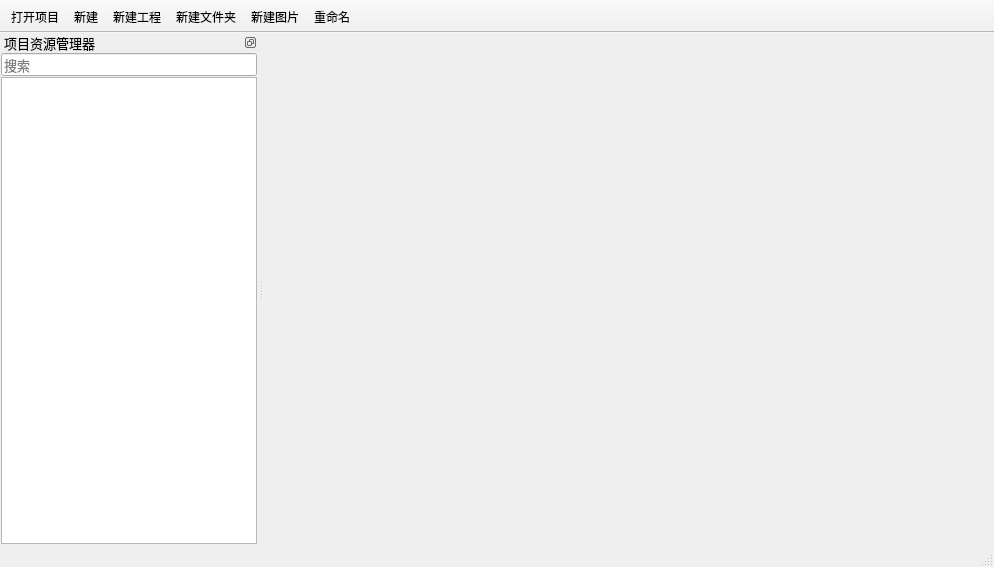
First picture: the form in BmpManager/mainwindow.ui, repository luckyPtr/BitmapStudio, before the edit.
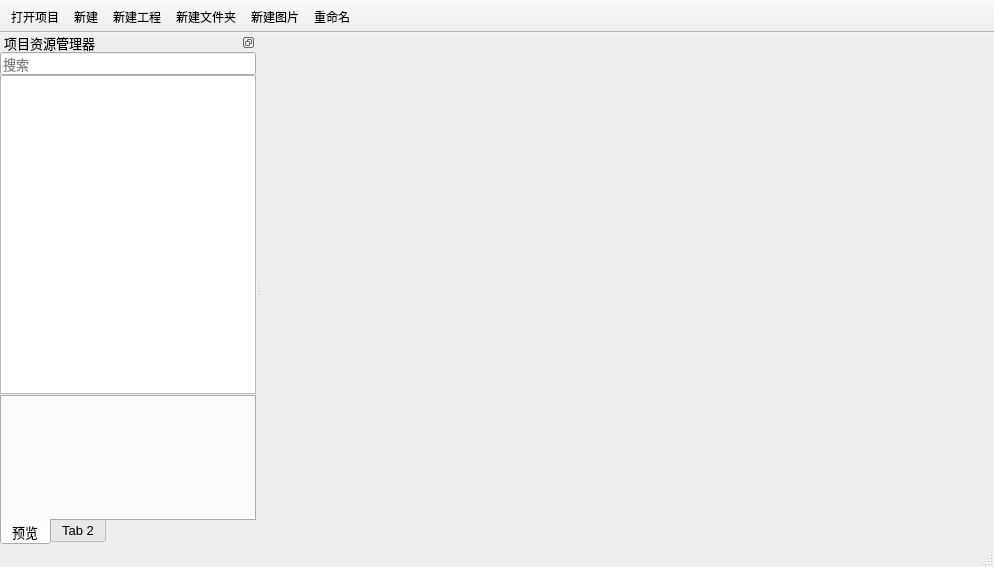
Second picture: the form after the edit. Icons and pictures are not drawn.

Commit message: 新增图片预览功能

Patch:
```diff
--- a/BmpManager/mainwindow.ui
+++ b/BmpManager/mainwindow.ui
@@ -70,22 +70,19 @@
    <widget class="QWidget" name="dockWidgetContents">
     <layout class="QVBoxLayout" name="verticalLayout">
      <property name="spacing">
-      <number>1</number>
-     </property>
-     <property name="sizeConstraint">
-      <enum>QLayout::SetDefaultConstraint</enum>
+      <number>0</number>
      </property>
      <property name="leftMargin">
-      <number>1</number>
+      <number>0</number>
      </property>
      <property name="topMargin">
-      <number>1</number>
+      <number>0</number>
      </property>
      <property name="rightMargin">
-      <number>1</number>
+      <number>0</number>
      </property>
      <property name="bottomMargin">
-      <number>1</number>
+      <number>0</number>
      </property>
      <item>
       <widget class="QLineEdit" name="lineEditSerch">
@@ -104,6 +101,13 @@
       </widget>
      </item>
      <item>
+      <widget class="QSplitter" name="splitter">
+       <property name="orientation">
+        <enum>Qt::Vertical</enum>
+       </property>
+       <property name="handleWidth">
+        <number>1</number>
+       </property>
       <widget class="QTreeView" name="treeViewProject">
        <property name="font">
         <font>
@@ -138,6 +142,64 @@
        <attribute name="headerVisible">
         <bool>false</bool>
        </attribute>
+       </widget>
+       <widget class="QTabWidget" name="tabWidget">
+        <property name="minimumSize">
+         <size>
+          <width>0</width>
+          <height>150</height>
+         </size>
+        </property>
+        <property name="maximumSize">
+         <size>
+          <width>16777215</width>
+          <height>512</height>
+         </size>
+        </property>
+        <property name="tabPosition">
+         <enum>QTabWidget::South</enum>
+        </property>
+        <property name="tabShape">
+         <enum>QTabWidget::Rounded</enum>
+        </property>
+        <property name="currentIndex">
+         <number>0</number>
+        </property>
+        <property name="elideMode">
+         <enum>Qt::ElideNone</enum>
+        </property>
+        <property name="documentMode">
+         <bool>false</bool>
+        </property>
+        <property name="tabsClosable">
+         <bool>false</bool>
+        </property>
+        <property name="movable">
+         <bool>false</bool>
+        </property>
+        <property name="tabBarAutoHide">
+         <bool>true</bool>
+        </property>
+        <widget class="QWidget" name="tab">
+         <attribute name="title">
+          <string>预览</string>
+         </attribute>
+         <layout class="QGridLayout" name="gridLayout_2">
+          <item row="0" column="0">
+           <widget class="QLabel" name="labelPewview">
+            <property name="text">
+             <string/>
+            </property>
+           </widget>
+          </item>
+         </layout>
+        </widget>
+        <widget class="QWidget" name="tab_2">
+         <attribute name="title">
+          <string>Tab 2</string>
+         </attribute>
+        </widget>
+       </widget>
       </widget>
      </item>
     </layout>
```
Lines whose indentation alone changed are shown as unchanged. The commit also changes 7 other files.
